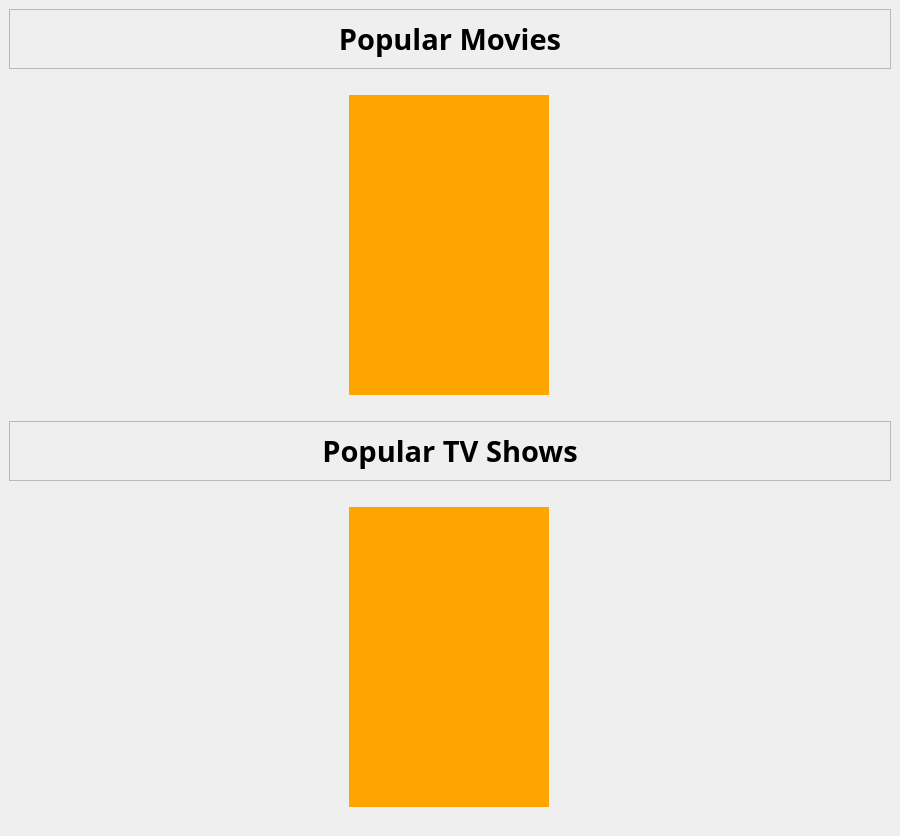
This is ui/choose-titles-page.ui in xbryan25/movie-tvshow-review-app as Qt 5 draws it before an edit. The edited form follows.
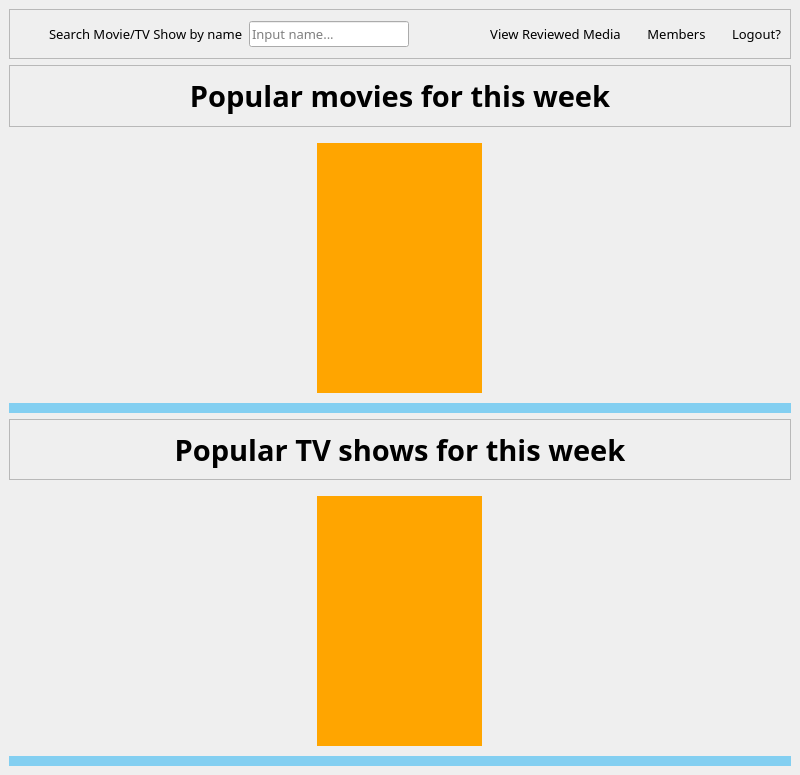
This is the edited form.

Commit message: Add header buttons in choose-titles-page

Diff of the .ui file:
```diff
--- a/ui/choose-titles-page.ui
+++ b/ui/choose-titles-page.ui
@@ -6,10 +6,22 @@
    <rect>
     <x>0</x>
     <y>0</y>
-    <width>900</width>
-    <height>836</height>
+    <width>800</width>
+    <height>775</height>
    </rect>
   </property>
+  <property name="minimumSize">
+   <size>
+    <width>800</width>
+    <height>775</height>
+   </size>
+  </property>
+  <property name="maximumSize">
+   <size>
+    <width>800</width>
+    <height>775</height>
+   </size>
+  </property>
   <property name="windowTitle">
    <string>Choose a Movie or a TV Show</string>
   </property>
@@ -20,7 +32,208 @@
       <property name="maximumSize">
        <size>
         <width>16777215</width>
-        <height>60</height>
+        <height>50</height>
+       </size>
+      </property>
+      <property name="frameShape">
+       <enum>QFrame::StyledPanel</enum>
+      </property>
+      <property name="frameShadow">
+       <enum>QFrame::Raised</enum>
+      </property>
+      <layout class="QHBoxLayout" name="horizontalLayout_3">
+       <item>
+        <spacer name="horizontal_spacer_1">
+         <property name="orientation">
+          <enum>Qt::Horizontal</enum>
+         </property>
+         <property name="sizeType">
+          <enum>QSizePolicy::Fixed</enum>
+         </property>
+         <property name="sizeHint" stdset="0">
+          <size>
+           <width>30</width>
+           <height>20</height>
+          </size>
+         </property>
+        </spacer>
+       </item>
+       <item>
+        <widget class="QLabel" name="search_movie_tv_show_label">
+         <property name="font">
+          <font>
+           <family>Oswald</family>
+           <pointsize>10</pointsize>
+          </font>
+         </property>
+         <property name="text">
+          <string>Search Movie/TV Show by name</string>
+         </property>
+        </widget>
+       </item>
+       <item>
+        <widget class="QLineEdit" name="input_name_line_edit">
+         <property name="font">
+          <font>
+           <family>Oswald</family>
+           <pointsize>10</pointsize>
+          </font>
+         </property>
+         <property name="text">
+          <string/>
+         </property>
+         <property name="placeholderText">
+          <string>Input name...</string>
+         </property>
+        </widget>
+       </item>
+       <item>
+        <spacer name="horizontal_spacer_2">
+         <property name="orientation">
+          <enum>Qt::Horizontal</enum>
+         </property>
+         <property name="sizeType">
+          <enum>QSizePolicy::Minimum</enum>
+         </property>
+         <property name="sizeHint" stdset="0">
+          <size>
+           <width>75</width>
+           <height>20</height>
+          </size>
+         </property>
+        </spacer>
+       </item>
+       <item>
+        <widget class="QPushButton" name="view_media_label">
+         <property name="minimumSize">
+          <size>
+           <width>0</width>
+           <height>30</height>
+          </size>
+         </property>
+         <property name="font">
+          <font>
+           <family>Oswald</family>
+           <pointsize>10</pointsize>
+          </font>
+         </property>
+         <property name="cursor">
+          <cursorShape>PointingHandCursor</cursorShape>
+         </property>
+         <property name="styleSheet">
+          <string notr="true">QPushButton{color: black; border: none; background-color: transparent;}
+QPushButton:hover{color:green}</string>
+         </property>
+         <property name="text">
+          <string>View Reviewed Media</string>
+         </property>
+         <property name="default">
+          <bool>false</bool>
+         </property>
+         <property name="flat">
+          <bool>true</bool>
+         </property>
+        </widget>
+       </item>
+       <item>
+        <spacer name="horizontal_spacer_3">
+         <property name="orientation">
+          <enum>Qt::Horizontal</enum>
+         </property>
+         <property name="sizeType">
+          <enum>QSizePolicy::Fixed</enum>
+         </property>
+         <property name="sizeHint" stdset="0">
+          <size>
+           <width>20</width>
+           <height>20</height>
+          </size>
+         </property>
+        </spacer>
+       </item>
+       <item>
+        <widget class="QPushButton" name="members_label">
+         <property name="minimumSize">
+          <size>
+           <width>0</width>
+           <height>30</height>
+          </size>
+         </property>
+         <property name="font">
+          <font>
+           <family>Oswald</family>
+           <pointsize>10</pointsize>
+          </font>
+         </property>
+         <property name="cursor">
+          <cursorShape>PointingHandCursor</cursorShape>
+         </property>
+         <property name="styleSheet">
+          <string notr="true">QPushButton{color: black; border: none; background-color: transparent;}
+QPushButton:hover{color:green}</string>
+         </property>
+         <property name="text">
+          <string>Members</string>
+         </property>
+         <property name="flat">
+          <bool>true</bool>
+         </property>
+        </widget>
+       </item>
+       <item>
+        <spacer name="horizontal_spacer_4">
+         <property name="orientation">
+          <enum>Qt::Horizontal</enum>
+         </property>
+         <property name="sizeType">
+          <enum>QSizePolicy::Fixed</enum>
+         </property>
+         <property name="sizeHint" stdset="0">
+          <size>
+           <width>20</width>
+           <height>20</height>
+          </size>
+         </property>
+        </spacer>
+       </item>
+       <item>
+        <widget class="QPushButton" name="logout_label">
+         <property name="minimumSize">
+          <size>
+           <width>0</width>
+           <height>30</height>
+          </size>
+         </property>
+         <property name="font">
+          <font>
+           <family>Oswald</family>
+           <pointsize>10</pointsize>
+          </font>
+         </property>
+         <property name="cursor">
+          <cursorShape>PointingHandCursor</cursorShape>
+         </property>
+         <property name="styleSheet">
+          <string notr="true">QPushButton{color: black; border: none; background-color: transparent;}
+QPushButton:hover{color:green}</string>
+         </property>
+         <property name="text">
+          <string>Logout?</string>
+         </property>
+         <property name="flat">
+          <bool>true</bool>
+         </property>
+        </widget>
+       </item>
+      </layout>
+     </widget>
+    </item>
+    <item>
+     <widget class="QFrame" name="popular_movie_week_frame">
+      <property name="maximumSize">
+       <size>
+        <width>16777215</width>
+        <height>75</height>
        </size>
       </property>
       <property name="frameShape">
@@ -30,6 +243,12 @@
        <enum>QFrame::Raised</enum>
       </property>
       <layout class="QHBoxLayout" name="horizontalLayout">
+       <property name="topMargin">
+        <number>0</number>
+       </property>
+       <property name="bottomMargin">
+        <number>0</number>
+       </property>
        <item>
         <widget class="QLabel" name="label_3">
          <property name="maximumSize">
@@ -47,7 +266,7 @@
           </font>
          </property>
          <property name="text">
-          <string>Popular Movies</string>
+          <string>Popular movies for this week</string>
          </property>
          <property name="alignment">
           <set>Qt::AlignCenter</set>
@@ -62,13 +281,13 @@
       <property name="minimumSize">
        <size>
         <width>0</width>
-        <height>340</height>
+        <height>280</height>
        </size>
       </property>
       <property name="maximumSize">
        <size>
         <width>880</width>
-        <height>350</height>
+        <height>280</height>
        </size>
       </property>
       <property name="styleSheet">
@@ -104,6 +323,12 @@
       <property name="lineWidth">
        <number>1</number>
       </property>
+      <property name="verticalScrollBarPolicy">
+       <enum>Qt::ScrollBarAlwaysOff</enum>
+      </property>
+      <property name="horizontalScrollBarPolicy">
+       <enum>Qt::ScrollBarAlwaysOn</enum>
+      </property>
       <property name="widgetResizable">
        <bool>true</bool>
       </property>
@@ -112,8 +337,8 @@
         <rect>
          <x>0</x>
          <y>0</y>
-         <width>880</width>
-         <height>340</height>
+         <width>782</width>
+         <height>270</height>
         </rect>
        </property>
        <layout class="QGridLayout" name="gridLayout">
@@ -121,14 +346,14 @@
          <widget class="QLabel" name="label">
           <property name="minimumSize">
            <size>
-            <width>200</width>
-            <height>300</height>
+            <width>165</width>
+            <height>250</height>
            </size>
           </property>
           <property name="maximumSize">
            <size>
-            <width>200</width>
-            <height>300</height>
+            <width>165</width>
+            <height>250</height>
            </size>
           </property>
           <property name="styleSheet">
@@ -161,7 +386,7 @@
       <property name="maximumSize">
        <size>
         <width>16777215</width>
-        <height>60</height>
+        <height>75</height>
        </size>
       </property>
       <property name="frameShape">
@@ -171,6 +396,12 @@
        <enum>QFrame::Raised</enum>
       </property>
       <layout class="QHBoxLayout" name="horizontalLayout_2">
+       <property name="topMargin">
+        <number>0</number>
+       </property>
+       <property name="bottomMargin">
+        <number>0</number>
+       </property>
        <item>
         <widget class="QLabel" name="label_4">
          <property name="maximumSize">
@@ -188,7 +419,7 @@
           </font>
          </property>
          <property name="text">
-          <string>Popular TV Shows</string>
+          <string>Popular TV shows for this week</string>
          </property>
          <property name="alignment">
           <set>Qt::AlignCenter</set>
@@ -203,13 +434,13 @@
       <property name="minimumSize">
        <size>
         <width>0</width>
-        <height>340</height>
+        <height>280</height>
        </size>
       </property>
       <property name="maximumSize">
        <size>
         <width>880</width>
-        <height>350</height>
+        <height>280</height>
        </size>
       </property>
       <property name="styleSheet">
@@ -245,6 +476,9 @@
       <property name="lineWidth">
        <number>1</number>
       </property>
+      <property name="horizontalScrollBarPolicy">
+       <enum>Qt::ScrollBarAlwaysOn</enum>
+      </property>
       <property name="widgetResizable">
        <bool>true</bool>
       </property>
@@ -253,8 +487,8 @@
         <rect>
          <x>0</x>
          <y>0</y>
-         <width>880</width>
-         <height>340</height>
+         <width>782</width>
+         <height>270</height>
         </rect>
        </property>
        <layout class="QGridLayout" name="gridLayout_2">
@@ -262,14 +496,14 @@
          <widget class="QLabel" name="label_2">
           <property name="minimumSize">
            <size>
-            <width>200</width>
-            <height>300</height>
+            <width>165</width>
+            <height>250</height>
            </size>
           </property>
           <property name="maximumSize">
            <size>
-            <width>200</width>
-            <height>300</height>
+            <width>165</width>
+            <height>250</height>
            </size>
           </property>
           <property name="styleSheet">
```
Left out of the diff: 26 changed lines with no effect on the pictures. The commit also changes 4 other files.
